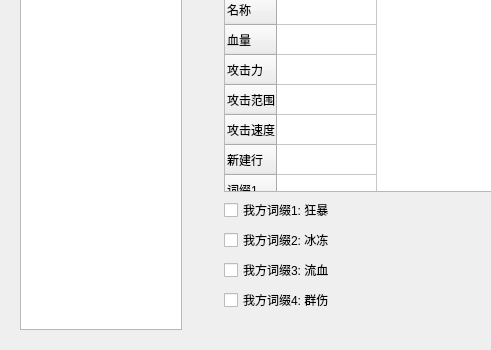
The window that TowerDefense/gamewindow.ui (yunzinan/TowerDefense) describes before a commit, drawn with Qt 5; both pictures show x 0 to 491 and y 434 to 784 of the 708 by 784 pixel window.
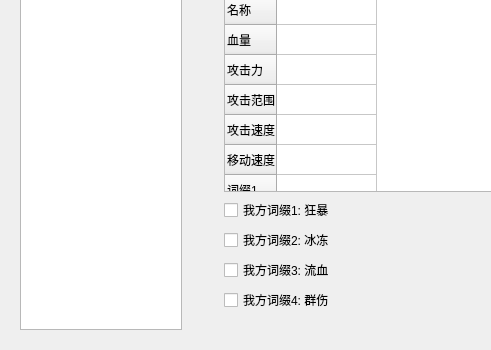
The same window after the commit.

Patch:
```diff
--- a/TowerDefense/gamewindow.ui
+++ b/TowerDefense/gamewindow.ui
@@ -270,7 +270,7 @@
               </row>
               <row>
                <property name="text">
-                <string>新建行</string>
+                <string>移动速度</string>
                </property>
               </row>
               <row>
```
